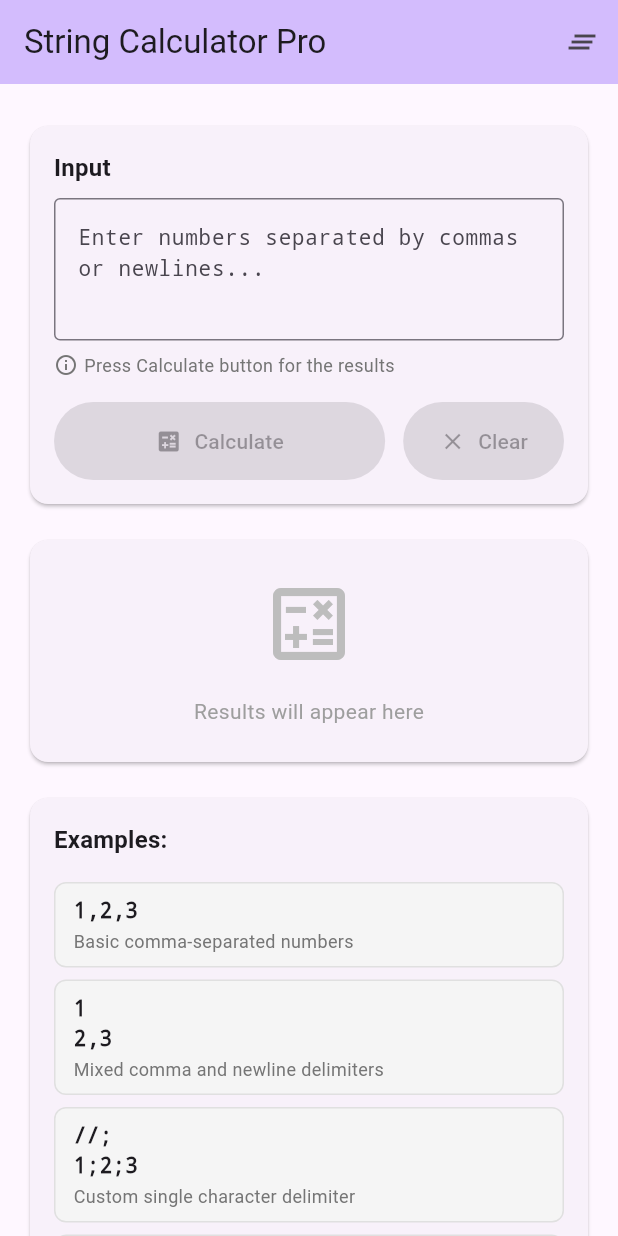
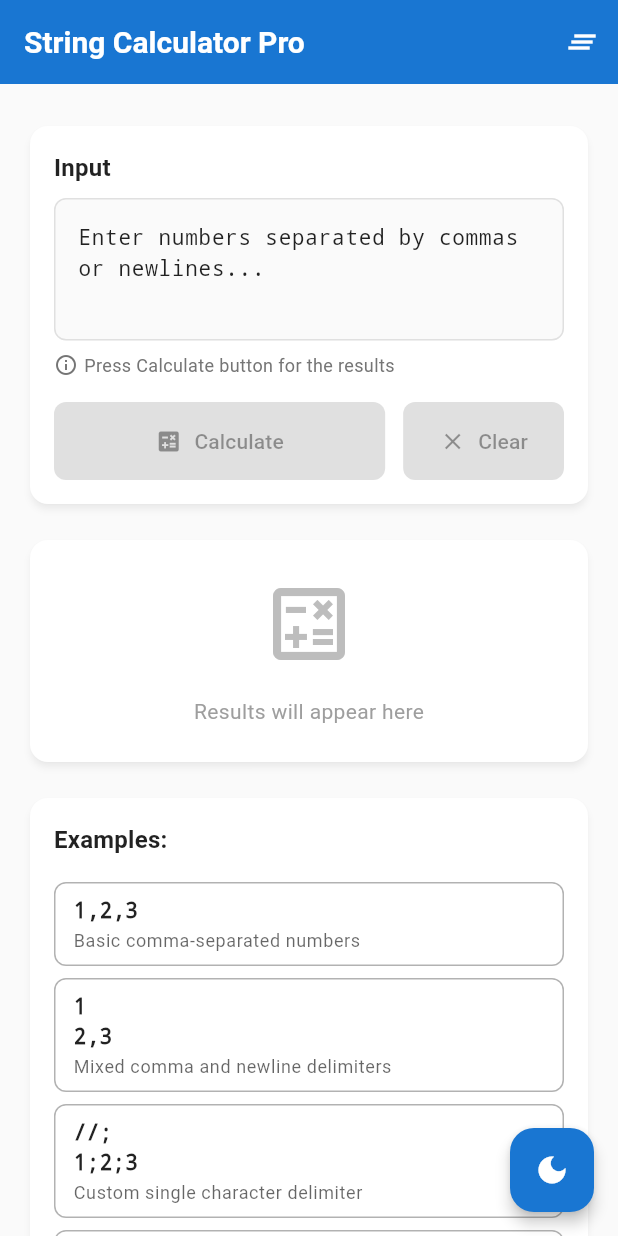
Before and after one commit to Abhishek-S-777/string_calculator, a Flutter app: the screen it shows after launch, on a phone screen of 412 x 824 dp. Run offline on Flutter 3.47's test engine with Material 3 defaults, Android fonts, the phone set to English and light mode, and no system bars; our stand-ins replace flutter_riverpod.

Commit message:
Add theming and change the primary theme to blue instead of the default purple

```diff
--- /dev/null
+++ b/lib/core/theme/app_theme.dart
@@ -0,0 +1,218 @@
+import 'package:flutter/material.dart';
+
+/// App Theme Configuration
+///
+/// Provides light and dark theme configurations with consistent color schemes
+class AppTheme {
+  // Primary color scheme
+  static const Color primaryColor = Color(0xFF1976D2);
+  static const Color primaryVariant = Color(0xFF1565C0);
+  static const Color secondaryColor = Color(0xFF03DAC6);
+
+  // Light theme colors
+  static const Color lightBackground = Color(0xFFFAFAFA);
+  static const Color lightSurface = Colors.white;
+  static const Color lightCardColor = Colors.white;
+
+  // Dark theme colors (dark grey, not black)
+  static const Color darkBackground = Color(0xFF121212);
+  static const Color darkSurface = Color(0xFF1E1E1E);
+  static const Color darkCardColor = Color(0xFF2D2D2D);
+
+  /// Light Theme Configuration
+  static ThemeData get lightTheme {
+    return ThemeData(
+      useMaterial3: true,
+      brightness: Brightness.light,
+      primarySwatch: Colors.blue,
+      primaryColor: primaryColor,
+      scaffoldBackgroundColor: lightBackground,
+      cardColor: lightCardColor,
+
+      // App Bar Theme
+      appBarTheme: const AppBarTheme(
+        backgroundColor: primaryColor,
+        foregroundColor: Colors.white,
+        elevation: 2,
+        centerTitle: false,
+        titleTextStyle: TextStyle(
+          fontSize: 20,
+          fontWeight: FontWeight.w600,
+          color: Colors.white,
+        ),
+        iconTheme: IconThemeData(color: Colors.white),
+      ),
+
+      // Card Theme
+      cardTheme: CardThemeData(
+        color: lightCardColor,
+        elevation: 2,
+        shadowColor: Colors.grey.withValues(alpha: 0.2),
+        shape: RoundedRectangleBorder(borderRadius: BorderRadius.circular(12)),
+      ),
+
+      // Input Decoration Theme
+      inputDecorationTheme: InputDecorationTheme(
+        filled: true,
+        fillColor: Colors.grey[50],
+        border: OutlineInputBorder(
+          borderRadius: BorderRadius.circular(8),
+          borderSide: BorderSide(color: Colors.grey[300]!),
+        ),
+        focusedBorder: OutlineInputBorder(
+          borderRadius: BorderRadius.circular(8),
+          borderSide: const BorderSide(color: primaryColor, width: 2),
+        ),
+        enabledBorder: OutlineInputBorder(
+          borderRadius: BorderRadius.circular(8),
+          borderSide: BorderSide(color: Colors.grey[300]!),
+        ),
+      ),
+
+      // Elevated Button Theme
+      elevatedButtonTheme: ElevatedButtonThemeData(
+        style: ElevatedButton.styleFrom(
+          backgroundColor: primaryColor,
+          foregroundColor: Colors.white,
+          elevation: 2,
+          padding: const EdgeInsets.symmetric(horizontal: 24, vertical: 12),
+          shape: RoundedRectangleBorder(borderRadius: BorderRadius.circular(8)),
+        ),
+      ),
+
+      // FAB Theme
+      floatingActionButtonTheme: const FloatingActionButtonThemeData(
+        backgroundColor: primaryColor,
+        foregroundColor: Colors.white,
+        elevation: 4,
+      ),
+
+      // Text Theme
+      textTheme: const TextTheme(
+        headlineSmall: TextStyle(
+          fontSize: 24,
+          fontWeight: FontWeight.bold,
+          color: Colors.black87,
+        ),
+        titleMedium: TextStyle(
+          fontSize: 16,
+          fontWeight: FontWeight.w600,
+          color: Colors.black87,
+        ),
+        bodyMedium: TextStyle(fontSize: 14, color: Colors.black87),
+        bodySmall: TextStyle(fontSize: 12, color: Colors.black54),
+      ),
+
+      // Color Scheme
+      colorScheme: const ColorScheme.light(
+        primary: primaryColor,
+        secondary: secondaryColor,
+        surface: lightSurface,
+        error: Colors.red,
+        onPrimary: Colors.white,
+        onSecondary: Colors.black,
+        onSurface: Colors.black87,
+        onError: Colors.white,
+      ),
+    );
+  }
+
+  /// Dark Theme Configuration
+  static ThemeData get darkTheme {
+    return ThemeData(
+      useMaterial3: true,
+      brightness: Brightness.dark,
+      primarySwatch: Colors.blue,
+      primaryColor: primaryColor,
+      scaffoldBackgroundColor: darkBackground,
+      cardColor: darkCardColor,
+
+      // App Bar Theme
+      appBarTheme: const AppBarTheme(
+        backgroundColor: darkSurface,
+        foregroundColor: Colors.white,
+        elevation: 2,
+        centerTitle: false,
+        titleTextStyle: TextStyle(
+          fontSize: 20,
+          fontWeight: FontWeight.w600,
+          color: Colors.white,
+        ),
+        iconTheme: IconThemeData(color: Colors.white),
+      ),
+
+      // Card Theme
+      cardTheme: CardThemeData(
+        color: darkCardColor,
+        elevation: 4,
+        shadowColor: Colors.black.withValues(alpha: 0.3),
+        shape: RoundedRectangleBorder(borderRadius: BorderRadius.circular(12)),
+      ),
+
+      // Input Decoration Theme
+      inputDecorationTheme: InputDecorationTheme(
+        filled: true,
+        fillColor: const Color(0xFF2A2A2A),
+        border: OutlineInputBorder(
+          borderRadius: BorderRadius.circular(8),
+          borderSide: const BorderSide(color: Color(0xFF404040)),
+        ),
+        focusedBorder: OutlineInputBorder(
+          borderRadius: BorderRadius.circular(8),
+          borderSide: const BorderSide(color: primaryColor, width: 2),
+        ),
+        enabledBorder: OutlineInputBorder(
+          borderRadius: BorderRadius.circular(8),
+          borderSide: const BorderSide(color: Color(0xFF404040)),
+        ),
+        hintStyle: const TextStyle(color: Color(0xFF888888)),
+      ),
+
+      // Elevated Button Theme
+      elevatedButtonTheme: ElevatedButtonThemeData(
+        style: ElevatedButton.styleFrom(
+          backgroundColor: primaryColor,
+          foregroundColor: Colors.white,
+          elevation: 2,
+          padding: const EdgeInsets.symmetric(horizontal: 24, vertical: 12),
+          shape: RoundedRectangleBorder(borderRadius: BorderRadius.circular(8)),
+        ),
+      ),
+
+      // FAB Theme
+      floatingActionButtonTheme: const FloatingActionButtonThemeData(
+        backgroundColor: primaryColor,
+        foregroundColor: Colors.white,
+        elevation: 4,
+      ),
+
+      // Text Theme
+      textTheme: const TextTheme(
+        headlineSmall: TextStyle(
+          fontSize: 24,
+          fontWeight: FontWeight.bold,
+          color: Colors.white,
+        ),
+        titleMedium: TextStyle(
+          fontSize: 16,
+          fontWeight: FontWeight.w600,
+          color: Colors.white,
+        ),
+        bodyMedium: TextStyle(fontSize: 14, color: Colors.white70),
+        bodySmall: TextStyle(fontSize: 12, color: Colors.white54),
+      ),
+
+      // Color Scheme
+      colorScheme: const ColorScheme.dark(
+        primary: primaryColor,
+        secondary: secondaryColor,
+        surface: darkSurface,
+        error: Colors.redAccent,
+        onPrimary: Colors.white,
+        onSecondary: Colors.white,
+        onSurface: Colors.white,
+        onError: Colors.white,
+      ),
+    );
+  }
+}
--- a/lib/features/string_calculator/presentation/pages/calculator_page.dart
+++ b/lib/features/string_calculator/presentation/pages/calculator_page.dart
@@ -1,6 +1,7 @@
 import 'package:flutter/material.dart';
 import 'package:flutter/services.dart';
 import 'package:flutter_riverpod/flutter_riverpod.dart';
+import 'package:string_calculator/core/theme/theme_provider.dart';
 import 'package:string_calculator/features/string_calculator/presentation/providers/calculator_state_provider.dart';
 import 'package:string_calculator/features/string_calculator/presentation/widgets/calculator_input_widget.dart';
 import 'package:string_calculator/features/string_calculator/presentation/widgets/calculator_result_widget.dart';
@@ -19,12 +20,12 @@ class CalculatorPage extends ConsumerWidget {
   @override
   Widget build(BuildContext context, WidgetRef ref) {
     final calculatorState = ref.watch(calculatorStateProvider);
+    final isDarkMode = ref.watch(themeModeProvider);
 
     return Scaffold(
       resizeToAvoidBottomInset: true,
       appBar: AppBar(
         title: const Text('String Calculator Pro'),
-        backgroundColor: Theme.of(context).colorScheme.inversePrimary,
         actions: [
           IconButton(
             onPressed: () => ref.read(calculatorStateProvider.notifier).clear(),
@@ -70,6 +71,20 @@ class CalculatorPage extends ConsumerWidget {
             ),
           ),
         ],
+      ),
+      floatingActionButton: FloatingActionButton(
+        onPressed: () {
+          HapticFeedback.lightImpact();
+          ref.read(themeModeProvider.notifier).toggleTheme();
+        },
+        tooltip: isDarkMode ? 'Switch to Light Mode' : 'Switch to Dark Mode',
+        child: AnimatedSwitcher(
+          duration: const Duration(milliseconds: 300),
+          child: Icon(
+            isDarkMode ? Icons.light_mode : Icons.dark_mode,
+            key: ValueKey(isDarkMode),
+          ),
+        ),
       ),
     );
   }
@@ -125,9 +140,13 @@ class CalculatorPage extends ConsumerWidget {
                   vertical: 8.0,
                 ),
                 decoration: BoxDecoration(
-                  color: Colors.grey[100],
+                  color: Theme.of(context).colorScheme.surface,
                   borderRadius: BorderRadius.circular(8.0),
-                  border: Border.all(color: Colors.grey[300]!),
+                  border: Border.all(
+                    color: Theme.of(
+                      context,
+                    ).colorScheme.outline.withValues(alpha: 0.3),
+                  ),
                 ),
                 child: Column(
                   crossAxisAlignment: CrossAxisAlignment.start,
@@ -142,7 +161,11 @@ class CalculatorPage extends ConsumerWidget {
                     const SizedBox(height: 2),
                     Text(
                       description,
-                      style: TextStyle(fontSize: 12, color: Colors.grey[600]),
+                      style: Theme.of(context).textTheme.bodySmall?.copyWith(
+                        color: Theme.of(
+                          context,
+                        ).colorScheme.onSurface.withValues(alpha: 0.6),
+                      ),
                     ),
                   ],
                 ),
--- a/lib/main.dart
+++ b/lib/main.dart
@@ -1,23 +1,26 @@
 import 'package:flutter/material.dart';
 import 'package:flutter_riverpod/flutter_riverpod.dart';
+import 'package:string_calculator/core/theme/app_theme.dart';
+import 'package:string_calculator/core/theme/theme_provider.dart';
 import 'package:string_calculator/features/string_calculator/presentation/pages/calculator_page.dart';
 
 void main() {
   runApp(const ProviderScope(child: StringCalculator()));
 }
 
-class StringCalculator extends StatelessWidget {
+class StringCalculator extends ConsumerWidget {
   const StringCalculator({super.key});
 
   @override
-  Widget build(BuildContext context) {
+  Widget build(BuildContext context, WidgetRef ref) {
+    final isDarkMode = ref.watch(themeModeProvider);
+
     return MaterialApp(
       debugShowCheckedModeBanner: false,
       title: 'String Calculator Pro',
-      theme: ThemeData(
-        colorScheme: ColorScheme.fromSeed(seedColor: Colors.deepPurple),
-        useMaterial3: true,
-      ),
+      theme: AppTheme.lightTheme,
+      darkTheme: AppTheme.darkTheme,
+      themeMode: isDarkMode ? ThemeMode.dark : ThemeMode.light,
       home: CalculatorPage(),
     );
   }
```
Also changed, not shown: lib/core/theme/theme_provider.dart (added, +27 -0 lines), lib/features/string_calculator/presentation/widgets/calculator_result_widget.dart (+85 -26 lines).
